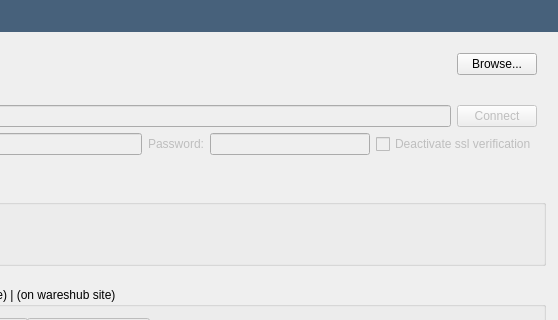
OpenFLUID/openfluid, file src/openfluid/ui/waresdev/WaresSrcImportDialog.ui: the form before one commit; both pictures show x 158 to 716 and y 0 to 320 of the 716 by 593 pixel window.
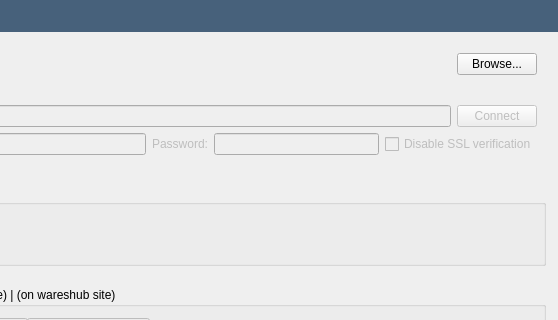
The form after the commit.

What changed in the file:
```diff
--- a/src/openfluid/ui/waresdev/WaresSrcImportDialog.ui
+++ b/src/openfluid/ui/waresdev/WaresSrcImportDialog.ui
@@ -202,7 +202,7 @@
              <bool>false</bool>
             </property>
             <property name="text">
-             <string>Deactivate ssl verification</string>
+             <string>Disable SSL verification</string>
             </property>
            </widget>
           </item>
```
